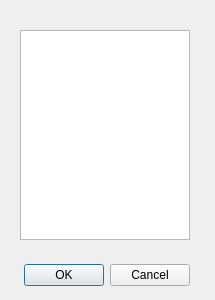
Before: the Qt Designer form App/Gui/periodo.ui in MatBrands/Modelagem-ArboBA, drawn with Qt 5.
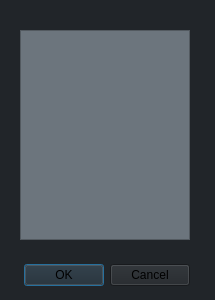
After: the same form once the commit is applied.

Patch:
```diff
--- a/App/Gui/periodo.ui
+++ b/App/Gui/periodo.ui
@@ -11,7 +11,10 @@
    </rect>
   </property>
   <property name="windowTitle">
-   <string>Dialog</string>
+   <string/>
+  </property>
+  <property name="styleSheet">
+   <string notr="true">background-color: rgb(33, 37, 41);</string>
   </property>
   <widget class="QDialogButtonBox" name="buttonBox">
    <property name="geometry">
@@ -38,6 +41,9 @@
      <height>210</height>
     </rect>
    </property>
+   <property name="styleSheet">
+    <string notr="true">background-color: rgb(108, 117, 125);</string>
+   </property>
    <property name="selectionMode">
     <enum>QAbstractItemView::MultiSelection</enum>
    </property>
```
